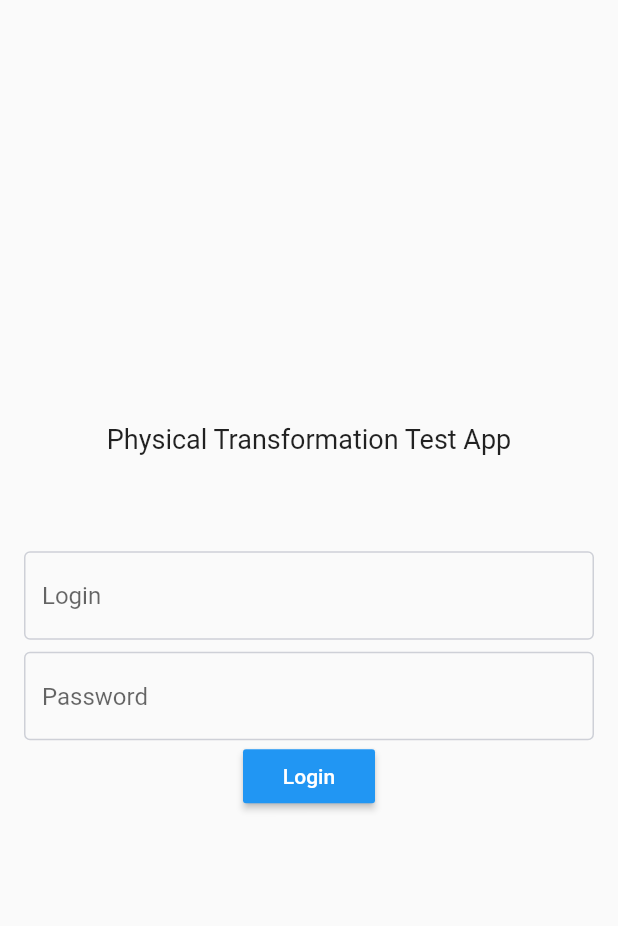
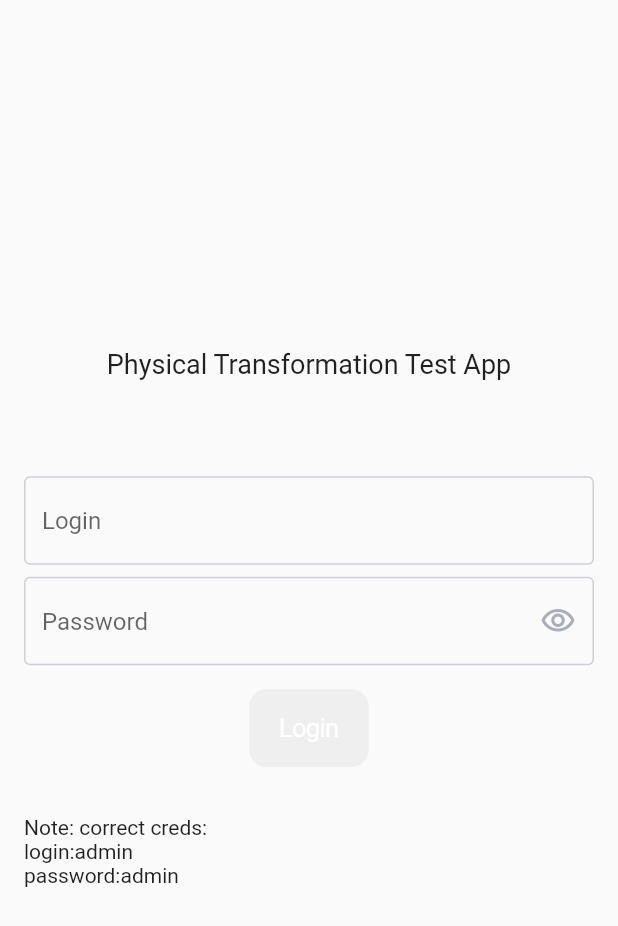
Before and after one commit to vlad-bel/physical_transformation_test_app, a Flutter app: the screen it shows after launch, on a phone screen of 412 x 824 dp. Shown: the top 926 px of the screen. Run offline on Flutter 3.47's test engine with Material 2 defaults, Android fonts, the phone set to English and light mode, and no system bars; drawn by our look-alikes of reactive_forms; our stand-ins replace flutter_bloc, freezed_annotation, get_it, injectable.

```diff
--- /dev/null
+++ b/lib/domain/mock_repository.dart
@@ -0,0 +1,16 @@
+import 'package:injectable/injectable.dart';
+import 'package:physical_transformation_test_app/domain/repository.dart';
+
+const testLogin = "admin";
+const testPassword = "admin";
+
+@Singleton(as: Repository)
+class MockRepository extends Repository {
+  @override
+  Future<bool> login(String login, String password) async {
+    if (login == testLogin && password == testPassword) {
+      return true;
+    }
+    return false;
+  }
+}
--- /dev/null
+++ b/lib/domain/repository.dart
@@ -0,0 +1,3 @@
+abstract class Repository{
+  Future<bool>login(String login, String password);
+}
--- /dev/null
+++ b/lib/interactor/login_interactor.dart
@@ -0,0 +1,3 @@
+abstract class LoginInteractor{
+  Future<bool>login(String login, String password);
+}
--- /dev/null
+++ b/lib/interactor/login_interactor_impl.dart
@@ -0,0 +1,15 @@
+import 'package:injectable/injectable.dart';
+import 'package:physical_transformation_test_app/domain/repository.dart';
+import 'package:physical_transformation_test_app/interactor/login_interactor.dart';
+
+@Singleton(as: LoginInteractor)
+class LoginInteractorImpl extends LoginInteractor {
+  final Repository repository;
+
+  LoginInteractorImpl(this.repository);
+
+  @override
+  Future<bool> login(String login, String password) async {
+    return repository.login(login, password);
+  }
+}
--- a/lib/presentation/login/cubit/login_cubit.dart
+++ b/lib/presentation/login/cubit/login_cubit.dart
@@ -1,11 +1,16 @@
 import 'package:flutter_bloc/flutter_bloc.dart';
 import 'package:injectable/injectable.dart';
+import 'package:physical_transformation_test_app/interactor/login_interactor.dart';
 import 'package:physical_transformation_test_app/presentation/login/cubit/login_state.dart';
 import 'package:reactive_forms/reactive_forms.dart';
 
 @singleton
 class LoginScreenCubit extends Cubit<LoginState> {
-  LoginScreenCubit() : super(LoginState.init());
+  LoginScreenCubit({
+    required this.loginInteractor,
+  }) : super(LoginState.init());
+
+  final LoginInteractor loginInteractor;
 
   static const loginField = 'login_field';
   static const passwordField = 'password_field';
@@ -26,4 +31,20 @@ class LoginScreenCubit extends Cubit<LoginState> {
       ],
     ),
   });
+
+  void login() async {
+    emit(const LoginState.init());
+
+    final login = await loginInteractor.login(
+      formGroup.control(loginField).value,
+      formGroup.control(passwordField).value,
+    );
+
+    if (login) {
+      emit(const LoginState.sucess());
+      return;
+    }
+
+    emit(const LoginState.error());
+  }
 }
--- a/lib/presentation/login/login_screen.dart
+++ b/lib/presentation/login/login_screen.dart
@@ -1,6 +1,9 @@
+import 'package:flutter/cupertino.dart';
 import 'package:flutter/material.dart';
 import 'package:flutter_bloc/flutter_bloc.dart';
+import 'package:physical_transformation_test_app/presentation/auth_page/auth_page.dart';
 import 'package:physical_transformation_test_app/presentation/login/cubit/login_cubit.dart';
+import 'package:physical_transformation_test_app/presentation/login/cubit/login_state.dart';
 import 'package:physical_transformation_test_app/util/form_text_field.dart';
 import 'package:reactive_forms/reactive_forms.dart';
 
@@ -18,35 +21,90 @@ class _LoginScreenState extends State<LoginScreen> {
       body: ReactiveFormBuilder(
         builder: (BuildContext context, FormGroup formGroup, Widget? child) {
           return Padding(
-            padding: EdgeInsets.symmetric(horizontal: 16),
+            padding: const EdgeInsets.symmetric(horizontal: 16),
             child: Column(
               mainAxisAlignment: MainAxisAlignment.center,
               children: [
-                Text(
+                const Text(
                   "Physical Transformation Test App",
                   style: TextStyle(fontSize: 18),
                 ),
-                SizedBox(
+                const SizedBox(
                   height: 64,
                 ),
-                FormTextField(
+                const FormTextField(
                   name: LoginScreenCubit.loginField,
                   label: "Login",
                 ),
-                SizedBox(height: 8,),
-                FormTextField(
+                const SizedBox(
+                  height: 8,
+                ),
+                const FormTextField(
                   name: LoginScreenCubit.passwordField,
                   label: "Password",
+                  obscureText: true,
                 ),
-                MaterialButton(
-                  onPressed: () {},
+                const SizedBox(
+                  height: 16,
+                ),
+                ReactiveFormConsumer(
+                  builder: (
+                    BuildContext context,
+                    FormGroup formGroup,
+                    Widget? child,
+                  ) {
+                    return BlocConsumer<LoginScreenCubit, LoginState>(
+                      listener: (context, state) {
+                        state.when(
+                          init: () {},
+                          sucess: () {
+                            Navigator.of(context).push(
+                              MaterialPageRoute(
+                                builder: (context) {
+                                  return const AuthPage(authed: true);
+                                },
+                              ),
+                            );
+                          },
+                          error: () {
+                            Navigator.of(context).push(
+                              MaterialPageRoute(
+                                builder: (context) {
+                                  return const AuthPage(authed: false);
+                                },
+                              ),
+                            );
+                          },
+                        );
+                      },
+                      builder: (BuildContext context, state) {
+                        return CupertinoButton(
+                          onPressed: formGroup.valid
+                              ? () {
+                                  final loginScreenCubit =
+                                      BlocProvider.of<LoginScreenCubit>(
+                                          context);
+                                  loginScreenCubit.login();
+                                }
+                              : null,
+                          color: Colors.blue,
+                          child: const Text(
+                            "Login",
+                            style: TextStyle(
+                              color: Colors.white,
+                            ),
+                          ),
+                        );
+                      },
+                    );
+                  },
+                ),
+                const SizedBox(height: 32),
+                const Align(
+                  alignment: Alignment.centerLeft,
                   child: Text(
-                    "Login",
-                    style: TextStyle(
-                      color: Colors.white,
-                    ),
+                    "Note: correct creds:\nlogin:admin\npassword:admin",
                   ),
-                  color: Colors.blue,
                 ),
               ],
             ),
@@ -54,7 +112,6 @@ class _LoginScreenState extends State<LoginScreen> {
         },
         form: () {
           final loginScreenCubit = BlocProvider.of<LoginScreenCubit>(context);
-
           return loginScreenCubit.formGroup;
         },
       ),
--- a/pubspec.yaml
+++ b/pubspec.yaml
@@ -73,10 +73,8 @@ flutter:
   # the material Icons class.
   uses-material-design: true
 
-  # To add assets to your application, add an assets section, like this:
-  # assets:
-  #   - images/a_dot_burr.jpeg
-  #   - images/a_dot_ham.jpeg
+  assets:
+    - assets/images/
 
   # An image asset can refer to one or more resolution-specific "variants", see
   # https://flutter.dev/assets-and-images/#resolution-aware
```
Also changed, not shown: lib/presentation/auth_page/auth_page.dart (added, +28 -0 lines), assets/images/failed.png (added), assets/images/success.png (added), lib/di/injectable_init.config.dart, lib/generated/assets.dart (added), 1 other file.
